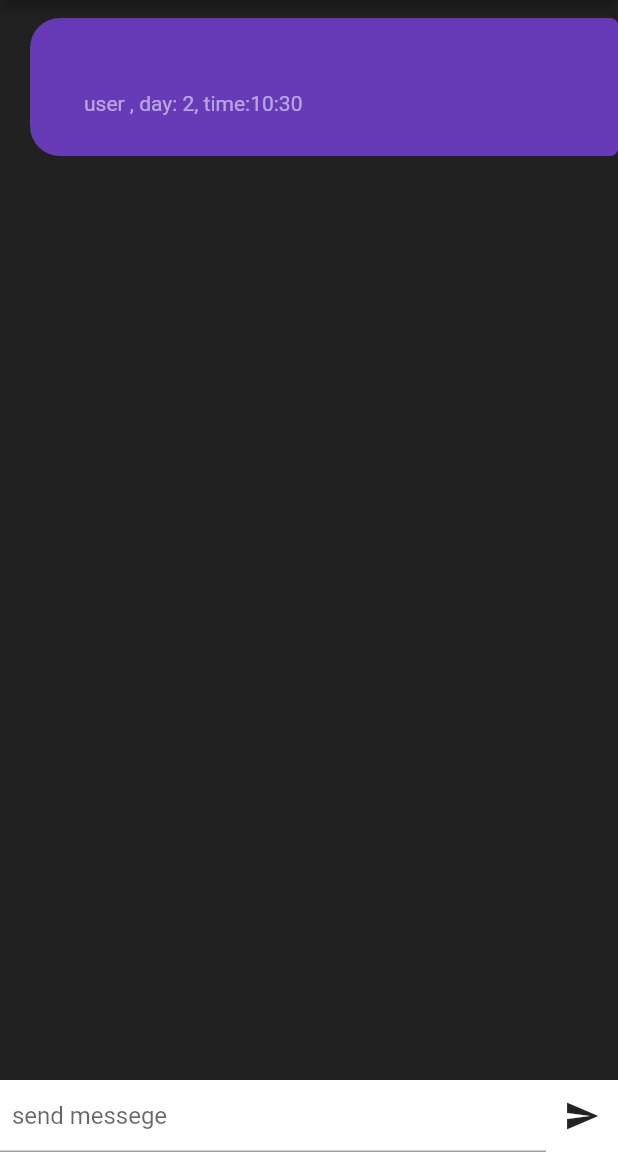
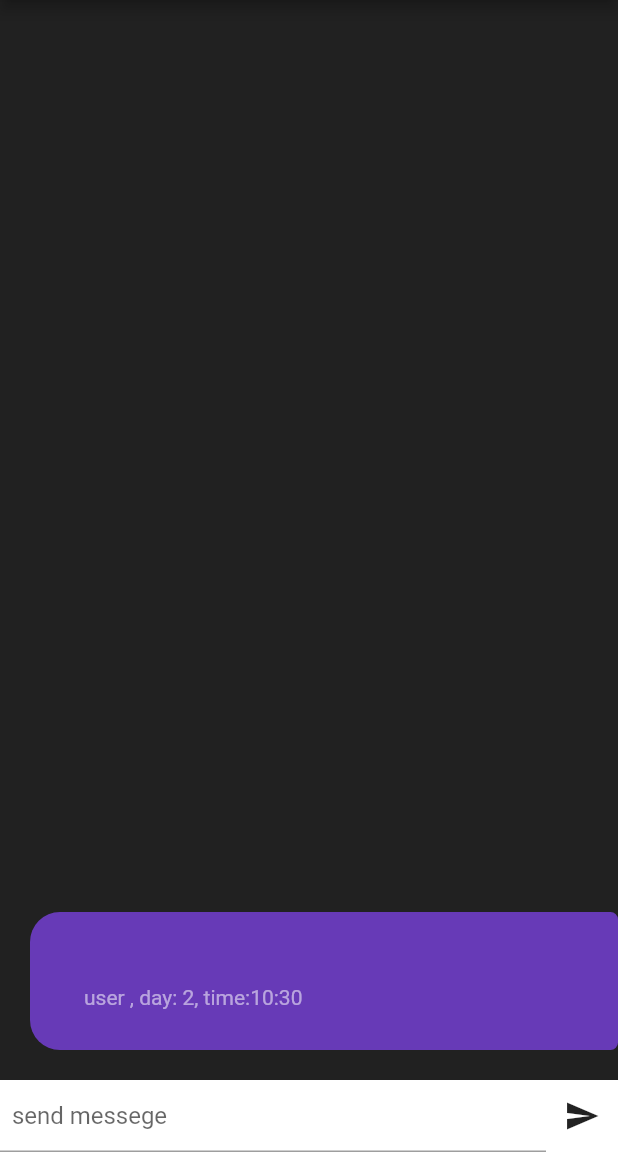
Before and after one commit to mUmarBaloch/private-chat-app, a Flutter app: the screen it shows once a user with an empty profile is signed in, after a tap on the "send" icon, on a phone screen of 412 x 824 dp, the part 84-1236 px from its top. Run offline on Flutter 3.47's test engine with Material 2 defaults, Android fonts, the phone set to English and light mode, and no system bars; our stand-ins replace cloud_firestore, connectivity_plus, firebase_auth, firebase_core, internet_connection_checker; accounts and stored records are empty.

```diff
--- a/lib/controller/cloud_controller.dart
+++ b/lib/controller/cloud_controller.dart
@@ -14,10 +14,7 @@ class Cloud {
   }
 
   deleteChat(Chat chat) async {}
-  Stream<QuerySnapshot<Map<String, dynamic>>> loadChat() {
-    List<DocumentSnapshot>? get;
-    return cloud.collection('chats').snapshots();
+  Stream<QuerySnapshot<Map<String, dynamic>>> loadChat() async* {
+    yield* cloud.collection('chats').snapshots();
   }
-
-  List<Chat> chats = [];
 }
--- a/lib/main.dart
+++ b/lib/main.dart
@@ -4,7 +4,7 @@ import 'package:chat_app/controller/auth_controller.dart';
 import 'package:chat_app/controller/cloud_controller.dart';
 import 'package:chat_app/controller/connection_controller.dart';
 import 'package:chat_app/view/auth/auth_screen.dart';
-import 'package:chat_app/view/wraper.dart';
+import 'package:chat_app/view/wrapper.dart';
 import 'package:firebase_auth/firebase_auth.dart';
 import 'package:flutter/material.dart';
 import 'package:firebase_core/firebase_core.dart';
--- a/lib/model/chat_model.dart
+++ b/lib/model/chat_model.dart
@@ -16,12 +16,13 @@ class Chat {
         'uid': uid,
         'name': name,
         'chat': chat,
-        'time': time.toString(),
+        'time': Timestamp.fromDate(DateTime.now()),
       };
 
   Chat.fromDocumentSnapshot(DocumentSnapshot map)
       : uid = map['uid'],
         name = map['name'],
         chat = map['chat'],
-        time = DateTime.parse(map['time']);
+        time = DateTime.fromMicrosecondsSinceEpoch(
+            map['time'].microsecondsSinceEpoch);
 }
--- a/lib/view/home/chats.dart
+++ b/lib/view/home/chats.dart
@@ -10,16 +10,20 @@ class Chats extends StatelessWidget {
 
   @override
   Widget build(BuildContext context) {
+    ScrollController scrollController =
+        ScrollController(initialScrollOffset: data!.length * 100);
+
     return Expanded(
       child: Container(
           padding: EdgeInsets.symmetric(vertical: 10),
           child: ListView(
-            children: data!.map((e) {
+            reverse: true,
+            shrinkWrap: true,
+            children: data!.reversed.map((e) {
               if (e.uid == user.toString()) {
                 return chatWidget(context, true, e.name, e.chat, e.time);
               }
-
-              return chatWidget(context, false, e.name, e.chat, e.time);
+              return chatWidget(context, true, e.name, e.chat, e.time);
             }).toList(),
           )),
     );
--- a/lib/view/wraper.dart
+++ b/lib/view/wrapper.dart
@@ -1,4 +1,4 @@
-import 'package:chat_app/controller/auth_controller.dart';
+
 import 'package:chat_app/view/auth/auth_screen.dart';
 import 'package:chat_app/view/connection/no_internet.dart';
 import 'package:chat_app/view/home/home_screen.dart';
@@ -13,11 +13,12 @@ class Wrapper extends StatelessWidget {
   @override
   Widget build(BuildContext context) {
     if (Provider.of<InternetConnectionStatus>(context, listen: true) ==
-        InternetConnectionStatus.connected) {
-      return Provider.of<User?>(context, listen: true)?.uid != null
-          ? HomeScreen()
-          : AuthScreen();
+        InternetConnectionStatus.disconnected) {
+      return NoInternet();
     }
-    return NoInternet();
+
+    return Provider.of<User?>(context, listen: true)?.uid != null
+        ? HomeScreen()
+        : AuthScreen();
   }
 }
```
